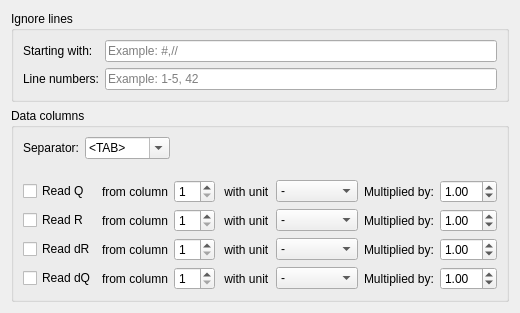
Old version of the form GUI/coregui/DataLoaders/AutomaticMultiColumnDataLoader1DProperties.ui in the repository scgmlz/BornAgain.
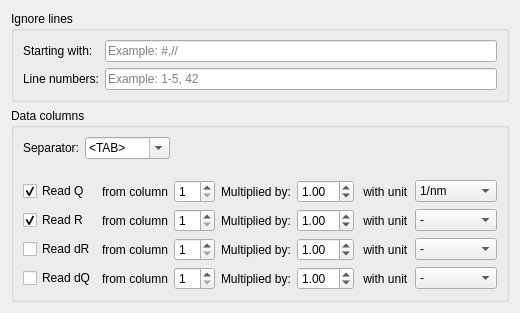
New version of the form.

Commit message: Implement data loaders

```diff
--- a/GUI/coregui/DataLoaders/AutomaticMultiColumnDataLoader1DProperties.ui
+++ b/GUI/coregui/DataLoaders/AutomaticMultiColumnDataLoader1DProperties.ui
@@ -129,48 +129,13 @@
       </item>
       <item>
        <layout class="QGridLayout" name="gridLayout">
-        <item row="1" column="6">
-         <widget class="QDoubleSpinBox" name="factorSpinBox4_5">
-          <property name="value">
-           <double>1.000000000000000</double>
-          </property>
-         </widget>
-        </item>
-        <item row="0" column="3">
-         <widget class="QLabel" name="unitLabel4_2">
-          <property name="text">
-           <string> with unit</string>
-          </property>
-         </widget>
-        </item>
-        <item row="0" column="1">
-         <widget class="QLabel" name="label_5">
+        <item row="3" column="1">
+         <widget class="QLabel" name="label_11">
           <property name="text">
            <string>from column</string>
           </property>
          </widget>
         </item>
-        <item row="3" column="2">
-         <widget class="QSpinBox" name="spinBox_7">
-          <property name="minimum">
-           <number>1</number>
-          </property>
-         </widget>
-        </item>
-        <item row="0" column="5">
-         <widget class="QLabel" name="factorLabel4_2">
-          <property name="text">
-           <string>Multiplied by:</string>
-          </property>
-         </widget>
-        </item>
-        <item row="3" column="3">
-         <widget class="QLabel" name="unitLabel4_7">
-          <property name="text">
-           <string> with unit</string>
-          </property>
-         </widget>
-        </item>
         <item row="1" column="2">
          <widget class="QSpinBox" name="spinBox_2">
           <property name="minimum">
@@ -179,131 +144,99 @@
          </widget>
         </item>
         <item row="2" column="6">
-         <widget class="QDoubleSpinBox" name="factorSpinBox4_6">
-          <property name="value">
-           <double>1.000000000000000</double>
+         <widget class="QComboBox" name="unitCombo4_4">
+          <item>
+           <property name="text">
+            <string>-</string>
+           </property>
+          </item>
+          <item>
+           <property name="text">
+            <string>nm</string>
+           </property>
+          </item>
+          <item>
+           <property name="text">
+            <string>Angstrom</string>
+           </property>
+          </item>
+         </widget>
+        </item>
+        <item row="0" column="2">
+         <widget class="QSpinBox" name="spinBox">
+          <property name="minimum">
+           <number>1</number>
           </property>
          </widget>
         </item>
-        <item row="1" column="5">
-         <widget class="QLabel" name="factorLabel4_7">
+        <item row="0" column="3">
+         <widget class="QLabel" name="factorLabel4_2">
           <property name="text">
            <string>Multiplied by:</string>
           </property>
          </widget>
         </item>
-        <item row="0" column="7">
-         <spacer name="horizontalSpacer_2">
-          <property name="orientation">
-           <enum>Qt::Horizontal</enum>
-          </property>
-          <property name="sizeHint" stdset="0">
-           <size>
-            <width>40</width>
-            <height>20</height>
-           </size>
-          </property>
-         </spacer>
-        </item>
-        <item row="1" column="3">
-         <widget class="QLabel" name="unitLabel4_5">
-          <property name="text">
-           <string> with unit</string>
-          </property>
-         </widget>
-        </item>
         <item row="2" column="5">
-         <widget class="QLabel" name="factorLabel4_8">
-          <property name="text">
-           <string>Multiplied by:</string>
-          </property>
-         </widget>
-        </item>
-        <item row="2" column="1">
-         <widget class="QLabel" name="label_10">
-          <property name="text">
-           <string>from column</string>
-          </property>
-         </widget>
-        </item>
-        <item row="2" column="3">
          <widget class="QLabel" name="unitLabel4_6">
           <property name="text">
            <string> with unit</string>
           </property>
          </widget>
         </item>
-        <item row="2" column="4">
-         <widget class="QComboBox" name="unitCombo4_4">
-          <item>
-           <property name="text">
-            <string>-</string>
-           </property>
-          </item>
-          <item>
-           <property name="text">
-            <string>nm</string>
-           </property>
-          </item>
-          <item>
-           <property name="text">
-            <string>Angstrom</string>
-           </property>
-          </item>
+        <item row="3" column="0">
+         <widget class="QCheckBox" name="qCheckBox_4">
+          <property name="text">
+           <string>Read dQ</string>
+          </property>
+         </widget>
+        </item>
+        <item row="3" column="5">
+         <widget class="QLabel" name="unitLabel4_7">
+          <property name="text">
+           <string> with unit</string>
+          </property>
          </widget>
         </item>
         <item row="0" column="0">
          <widget class="QCheckBox" name="qCheckBox">
+          <property name="enabled">
+           <bool>true</bool>
+          </property>
           <property name="text">
            <string>Read Q</string>
           </property>
+          <property name="checkable">
+           <bool>true</bool>
+          </property>
+          <property name="checked">
+           <bool>true</bool>
+          </property>
          </widget>
         </item>
-        <item row="0" column="2">
-         <widget class="QSpinBox" name="spinBox">
+        <item row="2" column="2">
+         <widget class="QSpinBox" name="spinBox_3">
           <property name="minimum">
            <number>1</number>
           </property>
          </widget>
         </item>
-        <item row="1" column="4">
-         <widget class="QComboBox" name="unitCombo4_3">
-          <item>
-           <property name="text">
-            <string>-</string>
-           </property>
-          </item>
-          <item>
-           <property name="text">
-            <string>nm</string>
-           </property>
-          </item>
-          <item>
-           <property name="text">
-            <string>Angstrom</string>
-           </property>
-          </item>
-         </widget>
-        </item>
-        <item row="0" column="6">
-         <widget class="QDoubleSpinBox" name="factorSpinBox4_2">
-          <property name="value">
-           <double>1.000000000000000</double>
-          </property>
-         </widget>
-        </item>
-        <item row="3" column="1">
-         <widget class="QLabel" name="label_11">
-          <property name="text">
-           <string>from column</string>
-          </property>
-         </widget>
-        </item>
         <item row="3" column="6">
-         <widget class="QDoubleSpinBox" name="factorSpinBox4_7">
-          <property name="value">
-           <double>1.000000000000000</double>
-          </property>
+         <widget class="QComboBox" name="unitCombo4_5">
+          <item>
+           <property name="text">
+            <string>-</string>
+           </property>
+          </item>
+          <item>
+           <property name="text">
+            <string>nm</string>
+           </property>
+          </item>
+          <item>
+           <property name="text">
+            <string>Angstrom</string>
+           </property>
+          </item>
          </widget>
         </item>
         <item row="2" column="0">
@@ -313,10 +246,17 @@
           </property>
          </widget>
         </item>
-        <item row="3" column="0">
-         <widget class="QCheckBox" name="qCheckBox_4">
+        <item row="0" column="5">
+         <widget class="QLabel" name="unitLabel4_2">
           <property name="text">
-           <string>Read dQ</string>
+           <string> with unit</string>
+          </property>
+         </widget>
+        </item>
+        <item row="0" column="1">
+         <widget class="QLabel" name="label_5">
+          <property name="text">
+           <string>from column</string>
           </property>
          </widget>
         </item>
@@ -327,54 +267,36 @@
           </property>
          </widget>
         </item>
-        <item row="2" column="2">
-         <widget class="QSpinBox" name="spinBox_3">
-          <property name="minimum">
-           <number>1</number>
-          </property>
-         </widget>
-        </item>
-        <item row="3" column="5">
-         <widget class="QLabel" name="factorLabel4_9">
+        <item row="2" column="1">
+         <widget class="QLabel" name="label_10">
           <property name="text">
-           <string>Multiplied by:</string>
+           <string>from column</string>
           </property>
          </widget>
         </item>
-        <item row="3" column="4">
-         <widget class="QComboBox" name="unitCombo4_5">
-          <item>
-           <property name="text">
-            <string>-</string>
-           </property>
-          </item>
-          <item>
-           <property name="text">
-            <string>nm</string>
-           </property>
-          </item>
-          <item>
-           <property name="text">
-            <string>Angstrom</string>
-           </property>
-          </item>
-         </widget>
+        <item row="0" column="9">
+         <spacer name="horizontalSpacer_2">
+          <property name="orientation">
+           <enum>Qt::Horizontal</enum>
+          </property>
+          <property name="sizeHint" stdset="0">
+           <size>
+            <width>40</width>
+            <height>20</height>
+           </size>
+          </property>
+         </spacer>
         </item>
-        <item row="0" column="4">
+        <item row="0" column="6">
          <widget class="QComboBox" name="unitCombo4">
           <item>
            <property name="text">
-            <string>-</string>
+            <string>1/nm</string>
            </property>
           </item>
           <item>
            <property name="text">
-            <string>nm</string>
-           </property>
-          </item>
-          <item>
-           <property name="text">
-            <string>Angstrom</string>
+            <string>1/Å</string>
            </property>
           </item>
          </widget>
@@ -384,6 +306,91 @@
           <property name="text">
            <string>Read R</string>
           </property>
+          <property name="checked">
+           <bool>true</bool>
+          </property>
+         </widget>
+        </item>
+        <item row="3" column="2">
+         <widget class="QSpinBox" name="spinBox_7">
+          <property name="minimum">
+           <number>1</number>
+          </property>
+         </widget>
+        </item>
+        <item row="0" column="4">
+         <widget class="QDoubleSpinBox" name="factorSpinBox4_2">
+          <property name="value">
+           <double>1.000000000000000</double>
+          </property>
+         </widget>
+        </item>
+        <item row="1" column="3">
+         <widget class="QLabel" name="factorLabel4_7">
+          <property name="text">
+           <string>Multiplied by:</string>
+          </property>
+         </widget>
+        </item>
+        <item row="2" column="3">
+         <widget class="QLabel" name="factorLabel4_8">
+          <property name="text">
+           <string>Multiplied by:</string>
+          </property>
+         </widget>
+        </item>
+        <item row="3" column="3">
+         <widget class="QLabel" name="factorLabel4_9">
+          <property name="text">
+           <string>Multiplied by:</string>
+          </property>
+         </widget>
+        </item>
+        <item row="1" column="4">
+         <widget class="QDoubleSpinBox" name="factorSpinBox4_5">
+          <property name="value">
+           <double>1.000000000000000</double>
+          </property>
+         </widget>
+        </item>
+        <item row="2" column="4">
+         <widget class="QDoubleSpinBox" name="factorSpinBox4_6">
+          <property name="value">
+           <double>1.000000000000000</double>
+          </property>
+         </widget>
+        </item>
+        <item row="3" column="4">
+         <widget class="QDoubleSpinBox" name="factorSpinBox4_7">
+          <property name="value">
+           <double>1.000000000000000</double>
+          </property>
+         </widget>
+        </item>
+        <item row="1" column="5">
+         <widget class="QLabel" name="unitLabel4_5">
+          <property name="text">
+           <string> with unit</string>
+          </property>
+         </widget>
+        </item>
+        <item row="1" column="6">
+         <widget class="QComboBox" name="unitCombo4_3">
+          <item>
+           <property name="text">
+            <string>-</string>
+           </property>
+          </item>
+          <item>
+           <property name="text">
+            <string>nm</string>
+           </property>
+          </item>
+          <item>
+           <property name="text">
+            <string>Angstrom</string>
+           </property>
+          </item>
          </widget>
         </item>
        </layout>
```
The commit also changes 3 other files.
